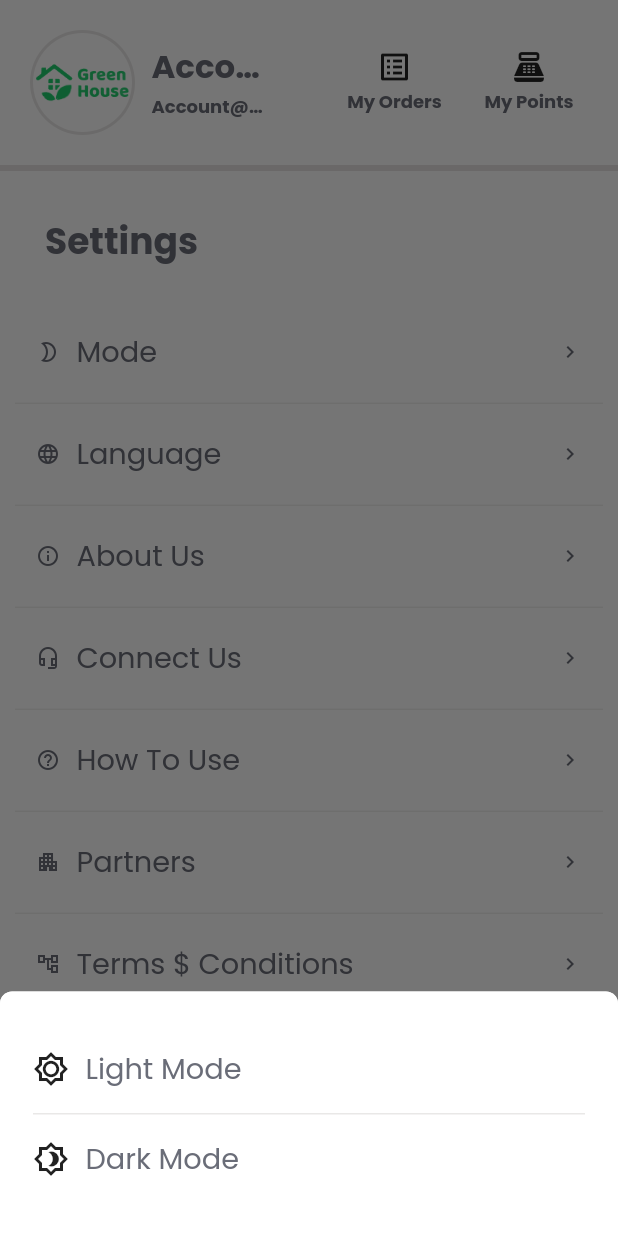
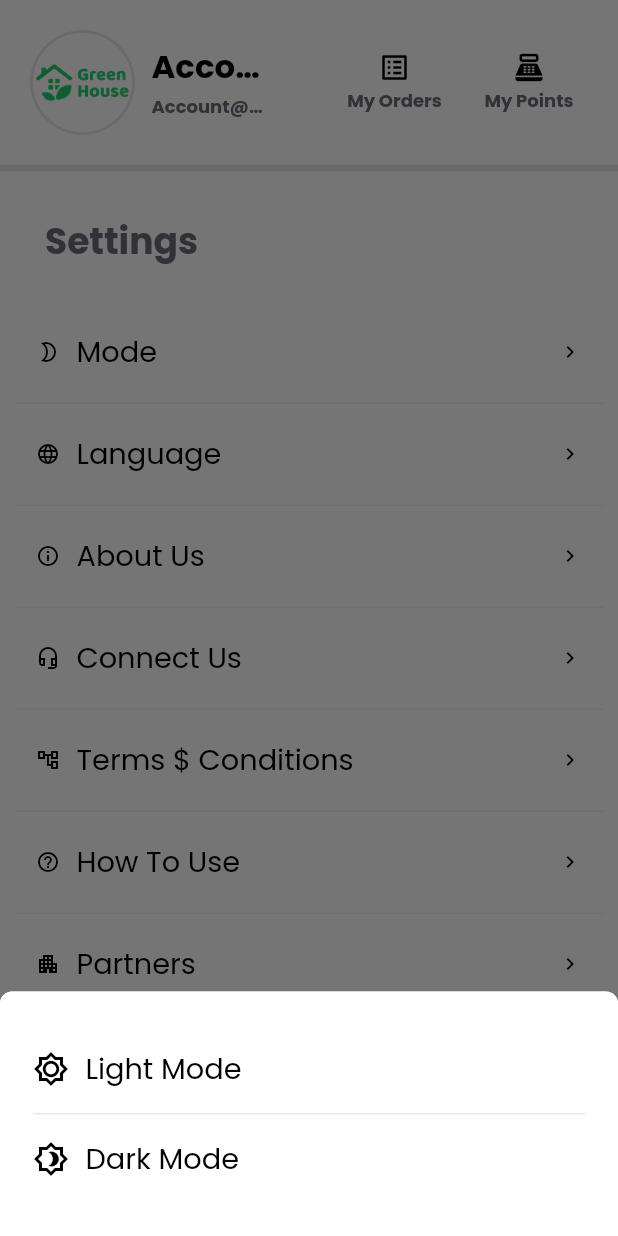
Before and after one commit to Mohammedomargallya39/green_house, a Flutter app: the SettingsPage screen opened directly, after a tap on "Mode", on a phone screen of 412 x 824 dp. Run offline on Flutter 3.47's test engine with Material 2 defaults, Android fonts, the phone set to English and light mode, and no system bars; our stand-ins replace bloc, dartz, dio, equatable, flutter_bloc, flutter_svg and 4 more; accounts and stored records are empty.

Commit message:
Finish App Themes

```diff
--- a/lib/core/util/constants.dart
+++ b/lib/core/util/constants.dart
@@ -44,6 +44,9 @@ const Color secondColorRGB = Color.fromRGBO(252, 185, 85, 1);
 String scaffoldBackgroundDark = '333739';
 const String secondBackground = '393d40';
 String secondaryVariantDark = '8a8a89';
+
+String secondaryDark = 'ffffff';
+
 
 const Color whiteColor = Colors.white;
 const Color blackColor = Colors.black;
--- a/lib/core/util/widgets/two_options_dialog.dart
+++ b/lib/core/util/widgets/two_options_dialog.dart
@@ -38,12 +38,14 @@ class TwoOptionsDialog extends Dialog {
           child: Padding(
             padding: const EdgeInsets.all(15.0),
             child: Column(
+              mainAxisAlignment: MainAxisAlignment.center,
               children: [
                 Text(
                   message,
                   textAlign: TextAlign.center,
                   style: Theme.of(context).textTheme.bodyText2!.copyWith(
-                        fontWeight: FontWeight.normal,
+                      fontWeight: FontWeight.normal,
+                      color: AppCubit.get(context).isDark ? whiteColor: blackColor,
 
 
                       ),
@@ -61,7 +63,6 @@ class TwoOptionsDialog extends Dialog {
                   ],
                 ),
               ],
-              mainAxisAlignment: MainAxisAlignment.center,
             ),
           ),
         ),
--- a/lib/features/setting/presentation/widgets/choose_between_two_options.dart
+++ b/lib/features/setting/presentation/widgets/choose_between_two_options.dart
@@ -46,13 +46,17 @@ class ChooseYourOption extends StatelessWidget {
                     //   style: Theme.of(context).textTheme.bodyText2,
                     // ),
 
-                     Icon(titleFirstOption),
+                     Icon(
+                         titleFirstOption,
+                        color: AppCubit.get(context).isDark ? whiteColor.withOpacity(0.7) : blackColor,
+                     ),
                     space10Horizontal(context),
                     Expanded(
                       child: Text(
                         fullTitleFirstOption,
                         style: Theme.of(context).textTheme.bodyText2!.copyWith(
                           fontWeight: FontWeight.w400,
+                          color: AppCubit.get(context).isDark ? whiteColor.withOpacity(0.7) : blackColor,
                         ),
                       ),
                     ),
@@ -67,13 +71,17 @@ class ChooseYourOption extends StatelessWidget {
                 onTap: onTapSecondOption,
                 child: Row(
                   children: [
-                    Icon(secondTitleOption),
+                    Icon(
+                        secondTitleOption,
+                        color: AppCubit.get(context).isDark ? whiteColor.withOpacity(0.7) : blackColor,
+                    ),
                     space10Horizontal(context),
                     Expanded(
                       child: Text(
                         fullSecondTitleOption,
                         style: Theme.of(context).textTheme.bodyText2!.copyWith(
                           fontWeight: FontWeight.w400,
+                          color: AppCubit.get(context).isDark ? whiteColor.withOpacity(0.7) : blackColor,
                         ),
                       ),
                     ),
--- a/lib/features/setting/presentation/widgets/setting_item.dart
+++ b/lib/features/setting/presentation/widgets/setting_item.dart
@@ -52,7 +52,8 @@ class SettingsItem extends StatelessWidget {
                       Icon(
                         icon,
                         size: 16.0,
-                        color: HexColor(secondaryVariant),
+                        color: AppCubit.get(context).isDark ? whiteColor : blackColor,
+                        //HexColor(secondaryVariant),
                       ),
                     if (showIcon) space10Horizontal(context),
                     if (showAssetsIcon)
@@ -65,7 +66,10 @@ class SettingsItem extends StatelessWidget {
                     Expanded(
                       child: Text(
                         title,
-                        style: Theme.of(context).textTheme.bodyText2,
+                        style: Theme.of(context).textTheme.bodyText2?.copyWith(
+                          fontWeight: FontWeight.w400,
+                          color: AppCubit.get(context).isDark ? whiteColor.withOpacity(0.7) : blackColor,
+                        ),
                       ),
                     ),
                     if (showPhone)
@@ -74,7 +78,9 @@ class SettingsItem extends StatelessWidget {
                         style: Theme.of(context)
                             .textTheme
                             .subtitle1!
-                            .copyWith(color: HexColor(secondaryVariant)),
+                            .copyWith(
+                            color: AppCubit.get(context).isDark ? whiteColor : blackColor,
+                        ),
                       ),
                     space20Horizontal(context),
                     if (sign)
@@ -87,7 +93,7 @@ class SettingsItem extends StatelessWidget {
                             Icon(
                               Icons.keyboard_arrow_right,
                               size: 16.0,
-                              color:HexColor(secondaryVariant),
+                              color: AppCubit.get(context).isDark ? whiteColor : blackColor,
                             ),
                       ),
                   ],
--- a/lib/features/setting/presentation/widgets/settings_widget.dart
+++ b/lib/features/setting/presentation/widgets/settings_widget.dart
@@ -48,7 +48,8 @@ class SettingsWidget extends StatelessWidget {
                             maxLines: 1,
                             overflow: TextOverflow.ellipsis,
                             style: Theme.of(context).textTheme.bodyText1!.copyWith(
-                                fontWeight: FontWeight.w700
+                              fontWeight: FontWeight.w700,
+                              color: AppCubit.get(context).isDark ? whiteColor : blackColor,
                             ),
                             ),
                             space3Vertical(context),
@@ -68,7 +69,11 @@ class SettingsWidget extends StatelessWidget {
                         child: Column(
                           crossAxisAlignment: CrossAxisAlignment.center,
                           children: [
-                            const Icon(Icons.list_alt_outlined),
+                            Icon(
+                                Icons.list_alt_outlined,
+                                size: 22,
+                                color: AppCubit.get(context).isDark ? whiteColor : blackColor,
+                            ),
                             space3Vertical(context),
                             Text(
                               appTranslation(context).myOrders,
@@ -86,7 +91,11 @@ class SettingsWidget extends StatelessWidget {
                         child: Column(
                           crossAxisAlignment: CrossAxisAlignment.center,
                           children: [
-                            const Icon(Icons.point_of_sale_outlined),
+                             Icon(
+                                Icons.point_of_sale_outlined,
+                                size: 22,
+                                color: AppCubit.get(context).isDark ? whiteColor : blackColor,
+                            ),
                             space3Vertical(context),
                             Text(
                               appTranslation(context).myPoints,
@@ -131,8 +140,16 @@ class SettingsWidget extends StatelessWidget {
                                 fullTitleFirstOption: appTranslation(context).lightMode,
                                 secondTitleOption: Icons.brightness_4_outlined,
                                 fullSecondTitleOption: appTranslation(context).darkMode,
-                                onTapFirstOption: () {},
-                                onTapSecondOption: () {},
+                                onTapFirstOption: ()
+                                {
+                                  AppCubit.get(context).changeMode(value: false);
+                                  Navigator.pop(context);
+                                },
+                                onTapSecondOption: ()
+                                {
+                                  AppCubit.get(context).changeMode(value: true);
+                                  Navigator.pop(context);
+                                },
                               ),
                             );
                           },
@@ -264,6 +281,14 @@ class SettingsWidget extends StatelessWidget {
                         },
                       ),
                       SettingsItem(
+                        title: appTranslation(context).termsOfUse,
+                        icon: Icons.account_tree_outlined,
+                        function: ()
+                        {
+
+                        },
+                      ),
+                      SettingsItem(
                         title: appTranslation(context).howToUse,
                         icon: Icons.help_outline_outlined,
                         function: ()
@@ -274,14 +299,6 @@ class SettingsWidget extends StatelessWidget {
                       SettingsItem(
                         title: appTranslation(context).partners,
                         icon: Icons.apartment_outlined,
-                        function: ()
-                        {
-
-                        },
-                      ),
-                      SettingsItem(
-                        title: appTranslation(context).termsOfUse,
-                        icon: Icons.account_tree_outlined,
                         function: ()
                         {
 
```
Also changed, not shown: lib/core/util/cubit/cubit.dart (+81 -2 lines), lib/main.dart (+3 -4 lines).
